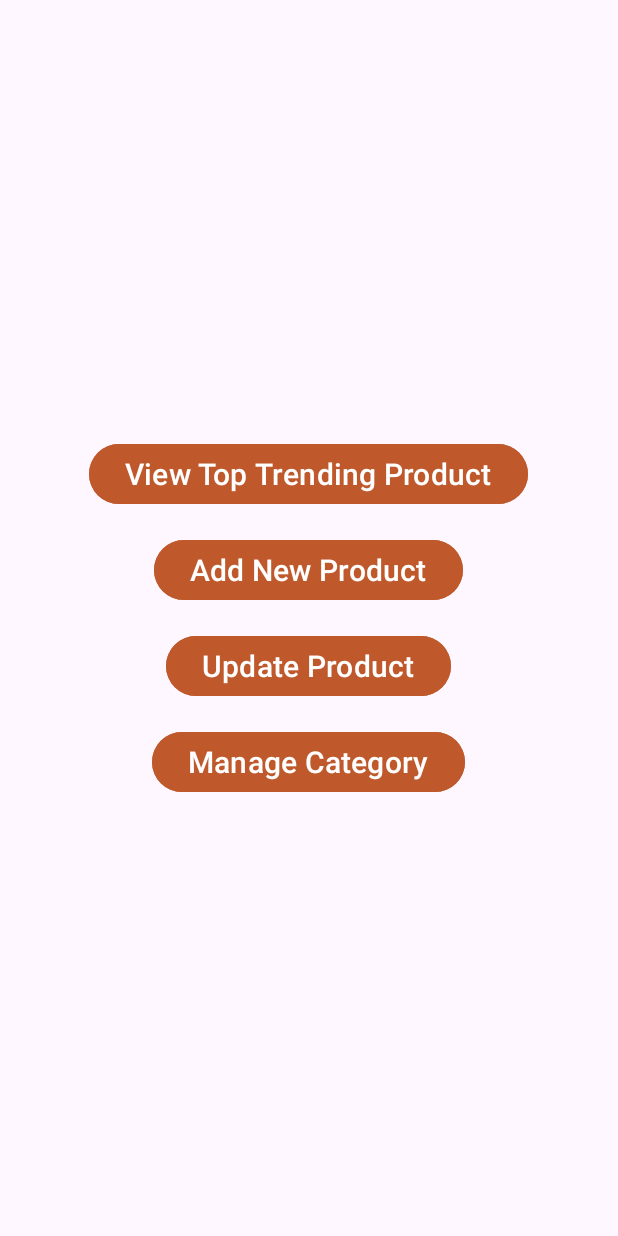
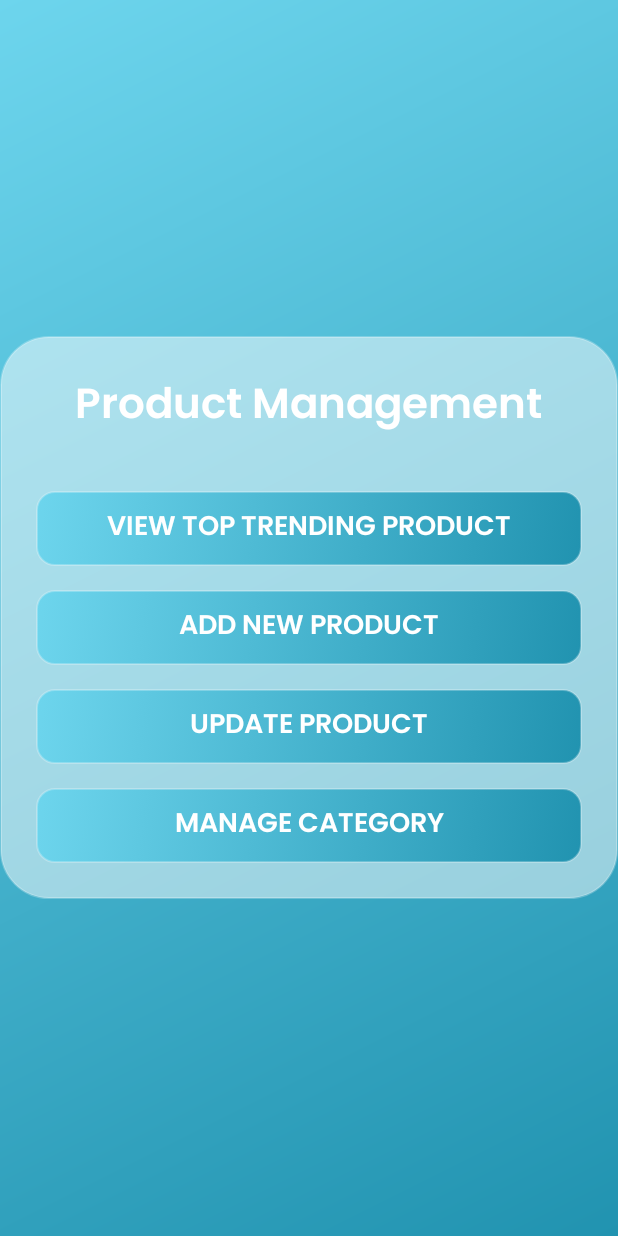
Before and after one commit to kvp133/Pet-Shop-SE1862, an Android app: the layout fragment_admin_manage_product.xml on its own in the app's theme, with its tools: preview values and no code run, on a phone screen of 412 x 824 dp. Run offline under Robolectric (Android 15) with nearby library versions, the phone set to English and light mode, and no system bars.

Commit message:
update admin manage product

```diff
--- a/app/src/main/res/layout/fragment_admin_manage_product.xml
+++ b/app/src/main/res/layout/fragment_admin_manage_product.xml
@@ -4,52 +4,59 @@
     android:layout_width="match_parent"
     android:layout_height="match_parent"
     android:id="@+id/fragment_admin_manage_product"
-    tools:context=".AdminManageProductFragment">
-
-    <LinearLayout
+    tools:context=".AdminManageProductFragment"
+    android:background="@drawable/glass_bg"> <LinearLayout
     android:layout_width="match_parent"
-        android:layout_height="match_parent"
-        android:orientation="vertical"
-        android:gravity="center">
-
-        <Button
-            android:id="@+id/btnShowTrendingProduct"
+    android:layout_height="wrap_content" android:orientation="vertical"
+    android:gravity="center"
+    android:padding="24dp"
+    android:background="@drawable/glass_card" android:layout_gravity="center"> <TextView
     android:layout_width="wrap_content"
     android:layout_height="wrap_content"
+    android:text="Product Management"
+    android:textColor="@android:color/white" android:textSize="28sp"
+    android:textStyle="bold"
+    android:fontFamily="@font/poppins_semibold"
+    android:layout_marginBottom="32dp" />
+
+    <androidx.appcompat.widget.AppCompatButton
+        android:id="@+id/btnShowTrendingProduct"
+        android:layout_width="match_parent"
+        android:layout_height="50dp"
         android:text="View Top Trending Product"
-            android:textSize="20sp"
-            android:backgroundTint="@color/textColorHint"
+        android:textSize="18sp"
+        android:background="@drawable/button_glass_blue" android:textColor="@android:color/white" android:fontFamily="@font/poppins_semibold"
         android:onClick="openViewTopTrendingProduct" />
 
-        <Button
+    <androidx.appcompat.widget.AppCompatButton
         android:id="@+id/btnAddNewProduct"
-            android:layout_width="wrap_content"
-            android:layout_height="wrap_content"
+        android:layout_width="match_parent"
+        android:layout_height="50dp"
         android:text="Add New Product"
-            android:textSize="20sp"
+        android:textSize="18sp"
         android:layout_marginTop="16dp"
-            android:backgroundTint="@color/textColorHint"
+        android:background="@drawable/button_glass_blue" android:textColor="@android:color/white" android:fontFamily="@font/poppins_semibold"
         android:onClick="openAddProductActivity" />
 
-        <Button
+    <androidx.appcompat.widget.AppCompatButton
         android:id="@+id/btnViewListProduct"
-            android:layout_width="wrap_content"
-            android:layout_height="wrap_content"
+        android:layout_width="match_parent"
+        android:layout_height="50dp"
         android:text="Update Product"
-            android:backgroundTint="@color/textColorHint"
-            android:textSize="20sp"
+        android:background="@drawable/button_glass_blue" android:textSize="18sp"
         android:layout_marginTop="16dp"
+        android:textColor="@android:color/white" android:fontFamily="@font/poppins_semibold"
         android:onClick="openUpdateProductActivity" />
-        <Button
+
+    <androidx.appcompat.widget.AppCompatButton
         android:id="@+id/btnManageCategory"
-            android:layout_width="wrap_content"
-            android:layout_height="wrap_content"
+        android:layout_width="match_parent"
+        android:layout_height="50dp"
         android:text="Manage Category"
-            android:backgroundTint="@color/textColorHint"
-            android:textSize="20sp"
+        android:background="@drawable/button_glass_blue" android:textSize="18sp"
         android:layout_marginTop="16dp"
+        android:textColor="@android:color/white" android:fontFamily="@font/poppins_semibold"
         android:onClick="openManageCategory" />
-
 
 </LinearLayout>
 
```
Lines whose indentation alone changed are shown as unchanged.
